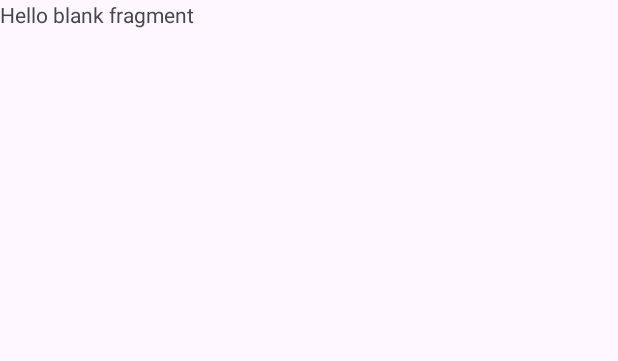
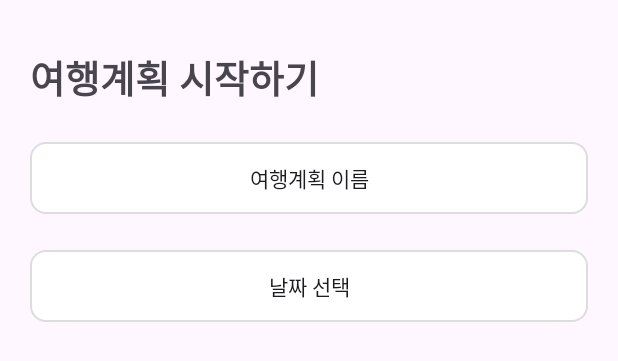
Before and after one commit to NBCAndroid15/TripSync, an Android app: the layout fragment_setup.xml on its own in the app's theme, with its tools: preview values and no code run, on a phone screen of 412 x 824 dp. Shown: the top 361 px of the screen. Run offline under Robolectric (Android 15) with nearby library versions, the phone set to English and light mode, and no system bars.

Commit message:
[Design] : SetupFragment UI

```diff
--- a/app/build.gradle
+++ b/app/build.gradle
@@ -36,6 +36,7 @@ android {
     buildFeatures {
         viewBinding = true
     }
+
 }
 
 dependencies {
--- a/app/src/main/AndroidManifest.xml
+++ b/app/src/main/AndroidManifest.xml
@@ -23,12 +23,15 @@
         <activity
             android:name=".ui.activity.MainActivity"
             android:exported="true">
+
             <intent-filter>
                 <action android:name="android.intent.action.MAIN" />
 
                 <category android:name="android.intent.category.LAUNCHER" />
             </intent-filter>
         </activity>
+
+
     </application>
 
 </manifest>
--- /dev/null
+++ b/app/src/main/res/drawable/ic_setup_right.xml
@@ -0,0 +1,5 @@
+<vector android:autoMirrored="true" android:height="24dp"
+    android:tint="#000000" android:viewportHeight="24"
+    android:viewportWidth="24" android:width="24dp" xmlns:android="http://schemas.android.com/apk/res/android">
+    <path android:fillColor="@android:color/white" android:pathData="M10,17l5,-5 -5,-5v10z"/>
+</vector>
--- /dev/null
+++ b/app/src/main/res/drawable/setup_btn_round.xml
@@ -0,0 +1,10 @@
+<?xml version="1.0" encoding="utf-8"?>
+<shape xmlns:android="http://schemas.android.com/apk/res/android"
+    android:shape="rectangle">
+    <corners android:radius="10dp" />
+    <stroke
+        android:width="1dp"
+        android:color="@color/btn_stroke" />
+    <solid android:color="@color/white" />
+
+</shape>
--- a/app/src/main/res/layout/fragment_setup.xml
+++ b/app/src/main/res/layout/fragment_setup.xml
@@ -1,14 +1,58 @@
 <?xml version="1.0" encoding="utf-8"?>
-<FrameLayout xmlns:android="http://schemas.android.com/apk/res/android"
+<androidx.constraintlayout.widget.ConstraintLayout xmlns:android="http://schemas.android.com/apk/res/android"
+    xmlns:app="http://schemas.android.com/apk/res-auto"
     xmlns:tools="http://schemas.android.com/tools"
     android:layout_width="match_parent"
     android:layout_height="match_parent"
     tools:context=".ui.fragment.SetupFragment">
 
-    <!-- TODO: Update blank fragment layout -->
     <TextView
+        android:id="@+id/textView"
+        android:layout_width="wrap_content"
+        android:layout_height="wrap_content"
+        android:layout_marginStart="20dp"
+        android:layout_marginTop="32dp"
+        android:text="@string/setup_textview"
+        android:textSize="25dp"
+        android:textStyle="bold"
+        app:layout_constraintStart_toStartOf="parent"
+        app:layout_constraintTop_toTopOf="parent" />
+
+    <androidx.appcompat.widget.AppCompatButton
+        android:id="@+id/appCompatButton2"
         android:layout_width="match_parent"
-        android:layout_height="match_parent"
-        android:text="@string/hello_blank_fragment" />
+        android:layout_height="wrap_content"
+        android:layout_marginTop="24dp"
+        android:layout_marginStart="20dp"
+        android:layout_marginEnd="20dp"
+        android:background="@drawable/setup_btn_round"
+        android:text="@string/setup_travel_name"
+        app:layout_constraintEnd_toEndOf="parent"
+        app:layout_constraintStart_toStartOf="parent"
+        app:layout_constraintTop_toBottomOf="@+id/textView" />
 
-</FrameLayout>
+
+    <androidx.appcompat.widget.AppCompatButton
+        android:id="@+id/appCompatButton"
+        android:layout_width="match_parent"
+        android:layout_height="wrap_content"
+        android:layout_marginTop="24dp"
+        android:layout_marginStart="20dp"
+        android:layout_marginEnd="20dp"
+        android:background="@drawable/setup_btn_round"
+        android:text="@string/setup_select_date"
+        app:layout_constraintEnd_toEndOf="parent"
+        app:layout_constraintStart_toStartOf="parent"
+        app:layout_constraintTop_toBottomOf="@+id/appCompatButton2" />
+
+    <androidx.recyclerview.widget.RecyclerView
+        android:layout_width="0dp"
+        android:layout_height="0dp"
+        android:layout_marginTop="70dp"
+        app:layout_constraintBottom_toBottomOf="parent"
+        app:layout_constraintEnd_toEndOf="parent"
+        app:layout_constraintStart_toStartOf="parent"
+        app:layout_constraintTop_toBottomOf="@+id/appCompatButton" />
+
+
+</androidx.constraintlayout.widget.ConstraintLayout>
--- a/app/src/main/res/values/colors.xml
+++ b/app/src/main/res/values/colors.xml
@@ -2,4 +2,5 @@
 <resources>
     <color name="black">#FF000000</color>
     <color name="white">#FFFFFFFF</color>
+    <color name="btn_stroke">#DDDDDD</color>
 </resources>
--- a/app/src/main/res/values/strings.xml
+++ b/app/src/main/res/values/strings.xml
@@ -2,4 +2,8 @@
     <string name="app_name">TripSync</string>
     <!-- TODO: Remove or change this placeholder text -->
     <string name="hello_blank_fragment">Hello blank fragment</string>
+    <string name="setup_textview">여행계획 시작하기</string>
+    <string name="setup_travel_name">여행계획 이름</string>
+    <string name="setup_select_date">날짜 선택</string>
+    <string name="setup_making_plan">날짜별 계획 만들기</string>
 </resources>
```
Also changed, not shown: app/src/main/java/com/example/tripsync/ui/fragment/SetupFragment.kt (+25 -6 lines), app/src/main/res/layout/setup_recycler_date_item.xml (added, +33 -0 lines).
